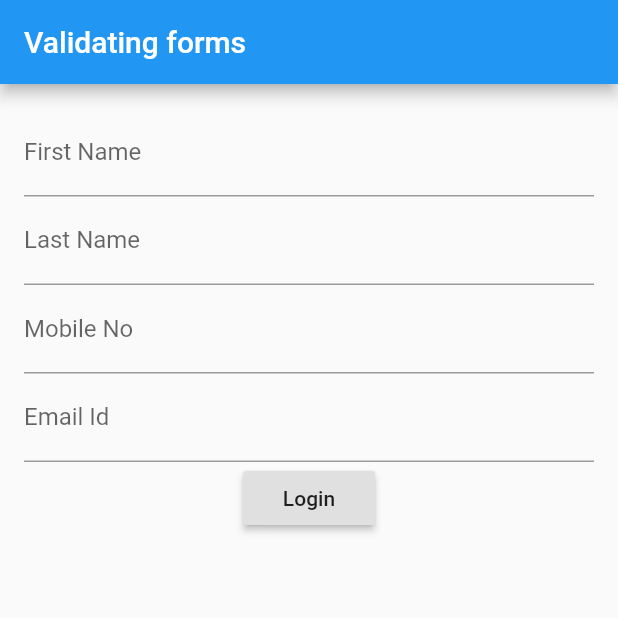
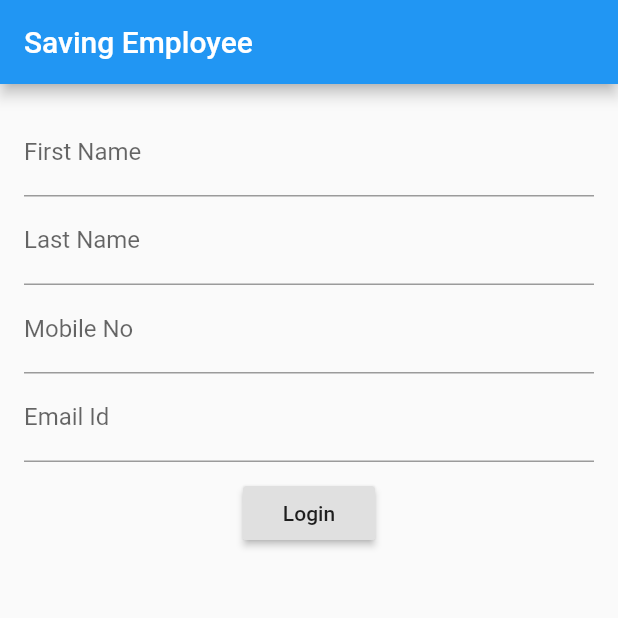
Before and after one commit to rajajawahar/FlutterDatabaseSQFLite, a Flutter app: the screen it shows after launch, after a tap on "Login", on a phone screen of 412 x 824 dp, the top half of it. Run offline on Flutter 3.47's test engine with Material 2 defaults, Android fonts, the phone set to English and light mode, and no system bars; our stand-ins replace sqflite; accounts and stored records are empty.

Commit message:
Get Employees added in DBHelper

```diff
--- a/lib/database/dbhelper.dart
+++ b/lib/database/dbhelper.dart
@@ -31,13 +31,19 @@ class DBHelper{
     print("Created tables");
   }
 
-Future<int> saveUser(Employee employee) async {
+Future<int> saveEmployee(Employee employee) async {
     var dbClient = await db;
     await dbClient.transaction((txn) async {
     return await txn.rawInsert(
-  'INSERT INTO Employee(firstname, lastname, mobileno, emailid ) VALUES('+'\''+ employee.firstName+ '\''+','+'\''+ employee.lastName+'\''+ '\''
+  'INSERT INTO Employee(firstname, lastname, mobileno, emailid ) VALUES('+'\''+ employee.firstName+ '\''+','+'\''+
+  employee.lastName+'\''+','+ '\''
   +employee.mobileNo+ '\''+','+ '\'' + employee.emailId + '\''+')');
 });
 }
 
+void getEmployees() async{
+  var dbClient = await db;
+  List<Map> list = await dbClient.rawQuery('SELECT * FROM Employee');
 }
+
+}
--- a/lib/main.dart
+++ b/lib/main.dart
@@ -1,5 +1,6 @@
 import 'package:flutter/material.dart';
 import 'package:sqflitedatabase/database/dbhelper.dart';
+import 'package:sqflitedatabase/model/employee.dart';
 
 void main() => runApp(new MyApp());
 
@@ -40,7 +41,7 @@ final formKey = new GlobalKey<FormState>();
     return new Scaffold(
       key: scaffoldKey,
       appBar: new AppBar(
-        title: new Text('Validating forms'),
+        title: new Text('Saving Employee'),
       ),
       body: new Padding(
         padding: const EdgeInsets.all(16.0),
@@ -52,33 +53,29 @@ final formKey = new GlobalKey<FormState>();
                 decoration: new InputDecoration(labelText: 'First Name'),
                 validator: (val) =>
                     val.length == 0 ?"Enter FirstName" : null,
-                onSaved: (val) => firstname = val,
+                onSaved: (val) => this.firstname = val,
               ),
               new TextFormField(
                 decoration: new InputDecoration(labelText: 'Last Name'),
                 validator: (val) =>
                     val.length ==0 ? 'Enter LastName' : null,
-                onSaved: (val) => lastname = val,
-                obscureText: true,
+                onSaved: (val) => this.lastname = val,
               ),
               new TextFormField(
                 decoration: new InputDecoration(labelText: 'Mobile No'),
                 validator: (val) =>
                     val.length ==0 ? 'Enter Mobile No' : null,
-                onSaved: (val) => lastname = val,
-                obscureText: true,
+                onSaved: (val) => this.mobileno = val,
               ),
               new TextFormField(
                 decoration: new InputDecoration(labelText: 'Email Id'),
                 validator: (val) =>
                     val.length ==0 ? 'Enter Email Id' : null,
-                onSaved: (val) => lastname = val,
-                obscureText: true,
+                onSaved: (val) => this.emailId = val,
               ),
-              new RaisedButton(
-                onPressed: _submit,
-                child: new Text('Login'),
-              ),
+              new Container(margin: const EdgeInsets.only(top: 10.0),child: new RaisedButton(onPressed: _submit,
+                child: new Text('Login'),),)
+
             ],
           ),
         ),
@@ -86,9 +83,36 @@ final formKey = new GlobalKey<FormState>();
     );
   }
   void _submit() {
-    var dbHelper = new DBHelper();
-    Database database = dbHelper.db;
 
+    // if(firstname == null || firstname.isEmpty){
+    //   scaffoldKey.currentState
+    //     .showSnackBar(new SnackBar(content: new Text("Enter First Name")));
+    //   return;
+    // }
+    // if(lastname == null && lastname.isEmpty){
+    //    scaffoldKey.currentState
+    //     .showSnackBar(new SnackBar(content: new Text("Enter Last Name")));
+    //     return ;
+    // }
+    //  if(mobileno ==null && mobileno.isEmpty){
+    //    scaffoldKey.currentState
+    //     .showSnackBar(new SnackBar(content: new Text("Enter Mobile No")));
+    //     return ;
+    // }
+    // if(emailId == null && emailId.isEmpty){
+    //    scaffoldKey.currentState
+    //     .showSnackBar(new SnackBar(content: new Text("Enter Email Id")));
+    //     return ;
+    // }
+    var employee = Employee("Raja","Mohamed","9994267908","rajajawahr77@gmail.com");
+    var dbHelper = DBHelper();
+    dbHelper.getEmployees();
+    // dbHelper.saveEmployee(employee);
+    // _showSnackBar(employee.toString());
+  }
 
+  void _showSnackBar(String text) {
+    scaffoldKey.currentState
+        .showSnackBar(new SnackBar(content: new Text(text)));
   }
 }
```
Also changed, not shown: lib/model/employee.dart (+6 -8 lines).
